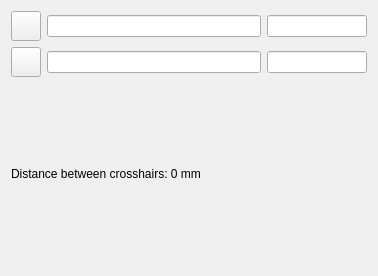
Above: PPM_centroid/Crosshair.ui from mseaberg/slit_alignment before the change. Below: the same form after it.
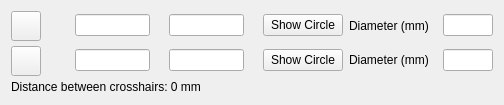
That is the form after the change. Icons and pictures are not drawn.

Commit message: added circle centered on crosshair

```diff
--- a/PPM_centroid/Crosshair.ui
+++ b/PPM_centroid/Crosshair.ui
@@ -6,20 +6,49 @@
    <rect>
     <x>0</x>
     <y>0</y>
-    <width>371</width>
-    <height>276</height>
+    <width>504</width>
+    <height>105</height>
    </rect>
   </property>
   <property name="minimumSize">
    <size>
-    <width>0</width>
-    <height>0</height>
+    <width>500</width>
+    <height>105</height>
    </size>
   </property>
   <property name="windowTitle">
    <string>Form</string>
   </property>
   <layout class="QGridLayout" name="gridLayout">
+   <item row="2" column="0" colspan="3">
+    <widget class="QLabel" name="distanceLabel">
+     <property name="minimumSize">
+      <size>
+       <width>250</width>
+       <height>0</height>
+      </size>
+     </property>
+     <property name="text">
+      <string>Distance between crosshairs: 0 mm</string>
+     </property>
+    </widget>
+   </item>
+   <item row="0" column="5">
+    <widget class="QLabel" name="redCircleLabel">
+     <property name="minimumSize">
+      <size>
+       <width>100</width>
+       <height>0</height>
+      </size>
+     </property>
+     <property name="text">
+      <string>Diameter (mm)</string>
+     </property>
+    </widget>
+   </item>
+   <item row="1" column="6">
+    <widget class="QLineEdit" name="blueCircleDiameter"/>
+   </item>
    <item row="0" column="0">
     <widget class="QPushButton" name="redButton">
      <property name="sizePolicy">
@@ -58,27 +87,33 @@
      </property>
     </widget>
    </item>
-   <item row="0" column="1">
-    <widget class="QLineEdit" name="red_x">
+   <item row="0" column="4">
+    <widget class="QPushButton" name="redCircleButton">
      <property name="minimumSize">
       <size>
-       <width>100</width>
-       <height>20</height>
+       <width>80</width>
+       <height>0</height>
       </size>
      </property>
      <property name="text">
-      <string/>
+      <string>Show Circle</string>
+     </property>
+     <property name="checkable">
+      <bool>true</bool>
      </property>
     </widget>
    </item>
-   <item row="0" column="2">
-    <widget class="QLineEdit" name="red_y">
+   <item row="1" column="5">
+    <widget class="QLabel" name="blueCircleLabel">
      <property name="minimumSize">
       <size>
        <width>100</width>
-       <height>20</height>
+       <height>0</height>
       </size>
      </property>
+     <property name="text">
+      <string>Diameter (mm)</string>
+     </property>
     </widget>
    </item>
    <item row="1" column="0">
@@ -119,12 +154,79 @@
      </property>
     </widget>
    </item>
+   <item row="0" column="6">
+    <widget class="QLineEdit" name="redCircleDiameter">
+     <property name="minimumSize">
+      <size>
+       <width>50</width>
+       <height>0</height>
+      </size>
+     </property>
+    </widget>
+   </item>
+   <item row="1" column="4">
+    <widget class="QPushButton" name="blueCircleButton">
+     <property name="minimumSize">
+      <size>
+       <width>80</width>
+       <height>0</height>
+      </size>
+     </property>
+     <property name="text">
+      <string>Show Circle</string>
+     </property>
+     <property name="checkable">
+      <bool>true</bool>
+     </property>
+    </widget>
+   </item>
+   <item row="0" column="1">
+    <widget class="QLineEdit" name="red_x">
+     <property name="minimumSize">
+      <size>
+       <width>75</width>
+       <height>20</height>
+      </size>
+     </property>
+     <property name="maximumSize">
+      <size>
+       <width>75</width>
+       <height>16777215</height>
+      </size>
+     </property>
+     <property name="text">
+      <string/>
+     </property>
+    </widget>
+   </item>
    <item row="1" column="1">
     <widget class="QLineEdit" name="blue_x">
      <property name="minimumSize">
       <size>
-       <width>100</width>
+       <width>75</width>
        <height>20</height>
+      </size>
+     </property>
+     <property name="maximumSize">
+      <size>
+       <width>75</width>
+       <height>16777215</height>
+      </size>
+     </property>
+    </widget>
+   </item>
+   <item row="0" column="2">
+    <widget class="QLineEdit" name="red_y">
+     <property name="minimumSize">
+      <size>
+       <width>75</width>
+       <height>20</height>
+      </size>
+     </property>
+     <property name="maximumSize">
+      <size>
+       <width>75</width>
+       <height>16777215</height>
       </size>
      </property>
     </widget>
@@ -133,23 +235,16 @@
     <widget class="QLineEdit" name="blue_y">
      <property name="minimumSize">
       <size>
-       <width>100</width>
+       <width>75</width>
        <height>20</height>
       </size>
      </property>
-    </widget>
-   </item>
-   <item row="2" column="0" colspan="2">
-    <widget class="QLabel" name="distanceLabel">
-     <property name="minimumSize">
+     <property name="maximumSize">
       <size>
-       <width>250</width>
-       <height>0</height>
+       <width>75</width>
+       <height>16777215</height>
       </size>
      </property>
-     <property name="text">
-      <string>Distance between crosshairs: 0 mm</string>
-     </property>
     </widget>
    </item>
   </layout>
```
The commit also changes 4 other files.
